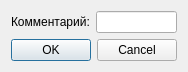
This is Dialogs/dialogeditsystemvar.ui in atikbif/LDEditor as Qt 5 draws it before an edit. The edited form follows.
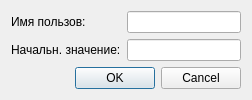
This is the edited form.

Patch:
```diff
--- a/Dialogs/dialogeditsystemvar.ui
+++ b/Dialogs/dialogeditsystemvar.ui
@@ -6,25 +6,28 @@
    <rect>
     <x>0</x>
     <y>0</y>
-    <width>174</width>
-    <height>67</height>
+    <width>252</width>
+    <height>99</height>
    </rect>
   </property>
   <property name="windowTitle">
    <string>Редактирование комментария</string>
   </property>
   <layout class="QGridLayout" name="gridLayout">
-   <item row="0" column="0">
-    <widget class="QLabel" name="label">
+   <item row="1" column="0">
+    <widget class="QLabel" name="label_2">
      <property name="text">
-      <string>Комментарий:</string>
+      <string>Начальн. значение:</string>
      </property>
     </widget>
    </item>
+   <item row="1" column="1">
+    <widget class="QLineEdit" name="lineEditInitValue"/>
+   </item>
    <item row="0" column="1">
     <widget class="QLineEdit" name="lineEditComment"/>
    </item>
-   <item row="1" column="0" colspan="2">
+   <item row="3" column="0" colspan="2">
     <widget class="QDialogButtonBox" name="buttonBox">
      <property name="orientation">
       <enum>Qt::Horizontal</enum>
@@ -34,6 +37,26 @@
      </property>
     </widget>
    </item>
+   <item row="0" column="0">
+    <widget class="QLabel" name="label">
+     <property name="text">
+      <string>Имя пользов:</string>
+     </property>
+    </widget>
+   </item>
+   <item row="2" column="1">
+    <spacer name="verticalSpacer">
+     <property name="orientation">
+      <enum>Qt::Vertical</enum>
+     </property>
+     <property name="sizeHint" stdset="0">
+      <size>
+       <width>20</width>
+       <height>40</height>
+      </size>
+     </property>
+    </spacer>
+   </item>
   </layout>
  </widget>
  <resources/>
```
